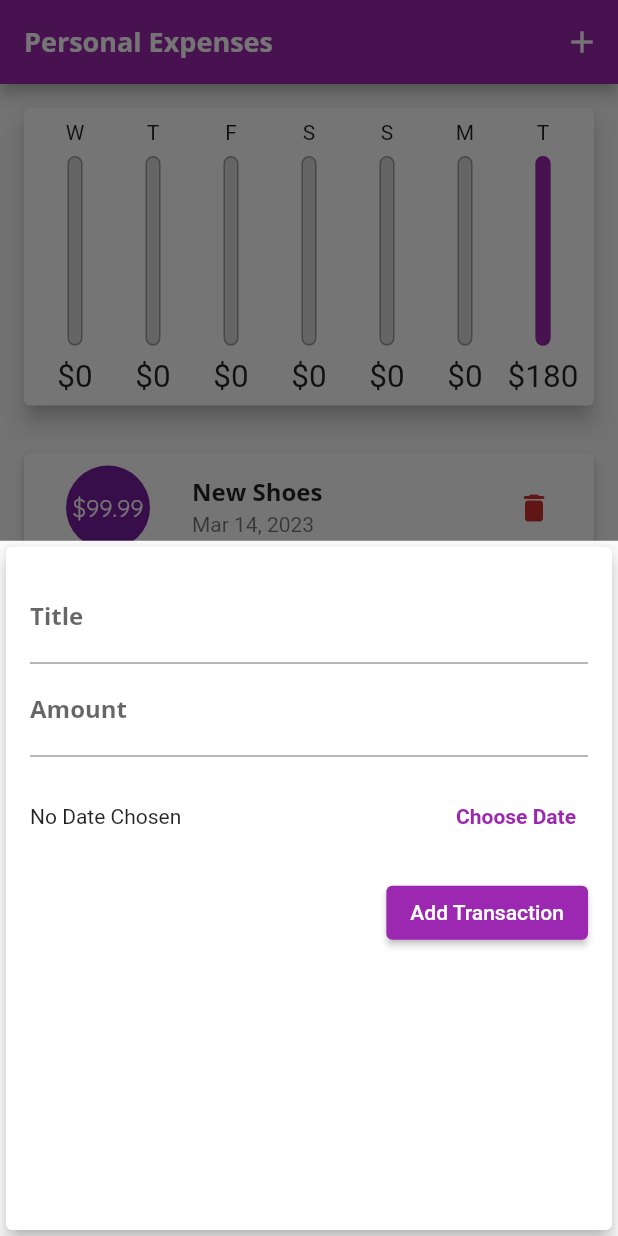
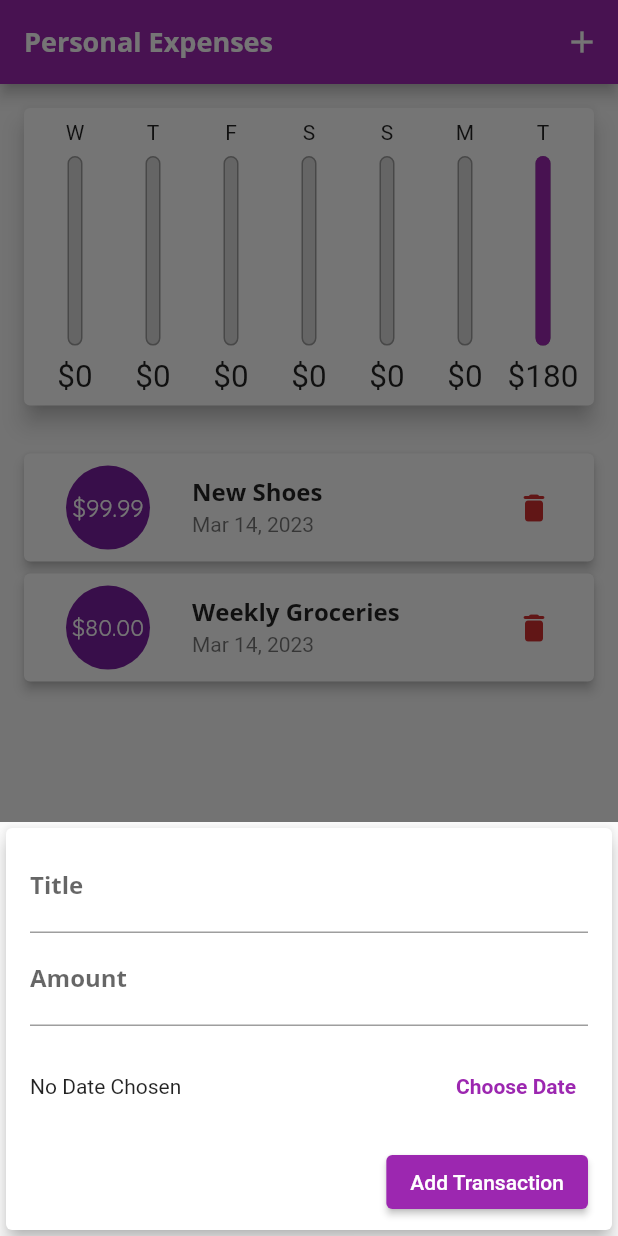
Before and after one commit to FadyFawzyOfficial/personal_expenses, a Flutter app: the screen it shows after launch, after a tap on the "add" icon, on a phone screen of 412 x 824 dp. Run offline on Flutter 3.47's test engine with Material 2 defaults, Android fonts, the phone set to English and light mode, and no system bars.

Commit message:
3. Improve ModalBottomSheet in order to not be Covered by the Keyboard &:
Respect the SoftKeyboard Insets & Make the Modal Bottom Sheet Scrollable

```diff
--- a/lib/main.dart
+++ b/lib/main.dart
@@ -111,6 +111,9 @@ class _MyHomePageState extends State<MyHomePage> {
   void _startAddNewTransaction(BuildContext context) {
     showModalBottomSheet(
       context: context,
+      // This will allow the ModalBottomSheet to take the full required height
+      // which gives more insurance that TextField is not covered by the keyboard.
+      isScrollControlled: true,
       builder: (_) => NewTransaction(addNewTransaction: _addNewTransaction),
     );
   }
--- a/lib/widgets/new_transaction.dart
+++ b/lib/widgets/new_transaction.dart
@@ -19,11 +19,20 @@ class _NewTransactionState extends State<NewTransaction> {
 
   @override
   Widget build(BuildContext context) {
-    return Card(
+    // SingleChildScrollView to prevent the ModalBottomSheet from taking the
+    // whole screen hight and causing BOTTOM OVERFLOWED BY *** PIXELS
+    return SingleChildScrollView(
+      child: Card(
         elevation: 5,
         child: Padding(
-        padding: const EdgeInsets.all(16),
+          padding: EdgeInsets.only(
+            left: 16,
+            right: 16,
+            top: 8,
+            bottom: MediaQuery.of(context).viewInsets.bottom + 8,
+          ),
           child: Column(
+            mainAxisSize: MainAxisSize.min,
             crossAxisAlignment: CrossAxisAlignment.end,
             children: [
               TextField(
@@ -64,6 +73,7 @@ class _NewTransactionState extends State<NewTransaction> {
             ],
           ),
         ),
+      ),
     );
   }
 
```
Lines whose indentation alone changed are shown as unchanged.
